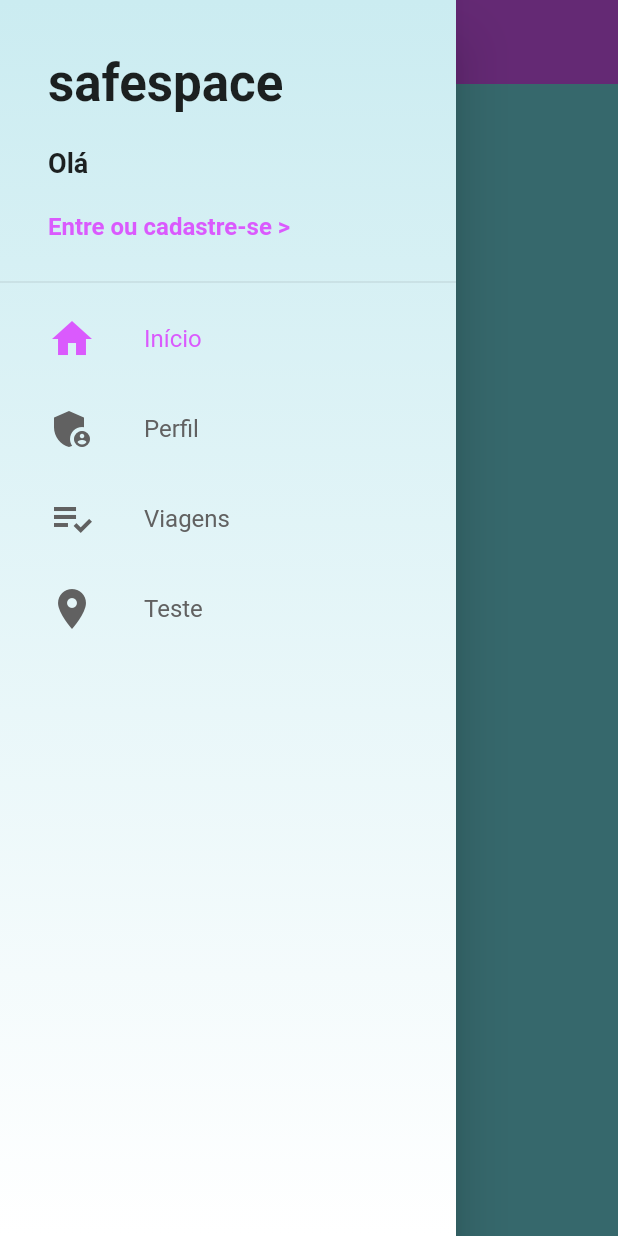
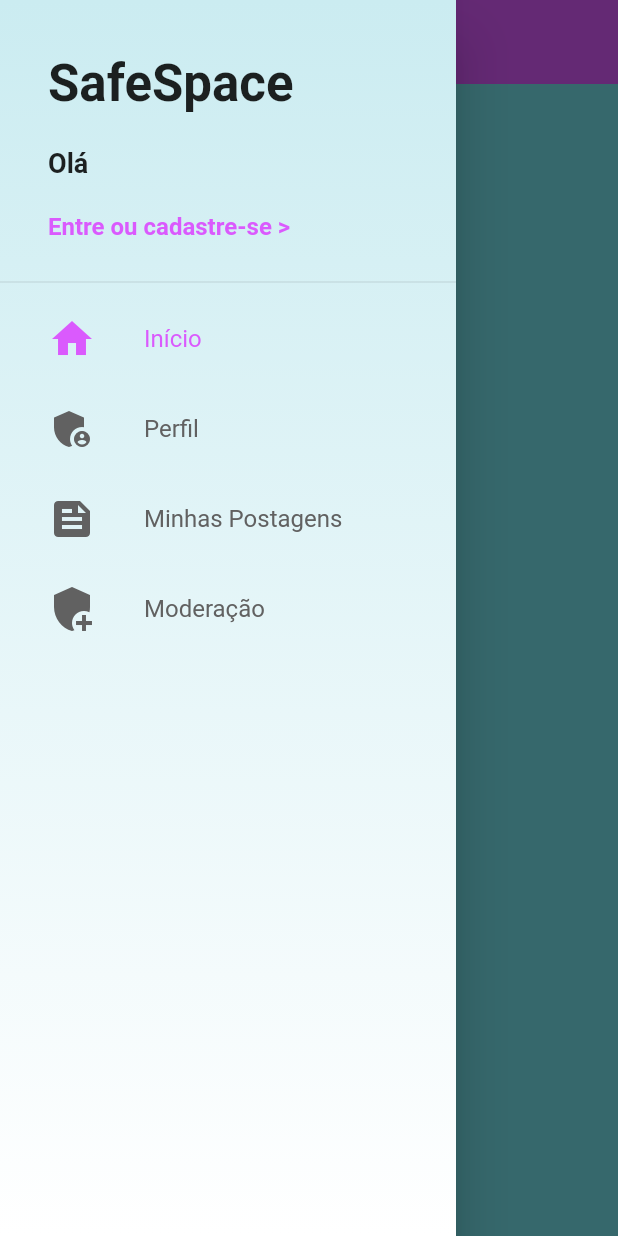
Before and after one commit to katiasilva13/safespace, a Flutter app: the screen it shows after launch, with the side drawer open, on a phone screen of 412 x 824 dp. Run offline on Flutter 3.47's test engine with Material 2 defaults, Android fonts, the phone set to English and light mode, and no system bars; our stand-ins replace cloud_firestore, firebase_auth; accounts and stored records are empty.

Commit message:
Alterações nos títulos das páginas

```diff
--- a/lib/common/custom_drawer/custom_drawer.dart
+++ b/lib/common/custom_drawer/custom_drawer.dart
@@ -34,13 +34,13 @@ class CustomDrawer extends StatelessWidget {
                 page: 1,
               ),
               DrawerTile(
-                iconData: Icons.playlist_add_check,
-                title: 'Viagens',
+                iconData: Icons.feed,
+                title: 'Minhas Postagens',
                 page: 2,
               ),
               DrawerTile(
-                iconData: Icons.location_on,
-                title: 'Teste',
+                iconData: Icons.add_moderator,
+                title: 'Moderação',
                 page: 3,
               ),
             ],
--- a/lib/common/custom_drawer/custom_drawer_header.dart
+++ b/lib/common/custom_drawer/custom_drawer_header.dart
@@ -15,7 +15,7 @@ class CustomDrawerHeader extends StatelessWidget {
             mainAxisAlignment: MainAxisAlignment.spaceAround,
             children: <Widget>[
               Text(
-                'safespace',
+                'SafeSpace',
                 style: TextStyle(
                   fontSize: 34,
                   fontWeight: FontWeight.bold,
@@ -34,6 +34,7 @@ class CustomDrawerHeader extends StatelessWidget {
                 onTap: () {
                   if (userManager.isLoggedIn) {
                     userManager.signOut();
+                    Navigator.of(context).pushNamed('/login');
                   } else {
                     Navigator.of(context).pushNamed('/login');
                   }
--- a/lib/screens/base/base_screen.dart
+++ b/lib/screens/base/base_screen.dart
@@ -22,25 +22,25 @@ class BaseScreen extends StatelessWidget {
           Scaffold(
             drawer: CustomDrawer(),
             appBar: AppBar(
-              title: const Text('Home teste'),
+              title: const Text('Feed'),
             ),
           ),
           Scaffold(
             drawer: CustomDrawer(),
             appBar: AppBar(
-              title: const Text('Home2'),
+              title: const Text('Meu Perfil'),
             ),
           ),
           Scaffold(
             drawer: CustomDrawer(),
             appBar: AppBar(
-              title: const Text('Home3'),
+              title: const Text('Minhas Postagens'),
             ),
           ),
           Scaffold(
             drawer: CustomDrawer(),
             appBar: AppBar(
-              title: const Text('Home4'),
+              title: const Text('Moderação'),
             ),
           ),
         ],
--- a/lib/screens/login/login_screen.dart
+++ b/lib/screens/login/login_screen.dart
@@ -93,7 +93,9 @@ class LoginScreen extends StatelessWidget {
                                               ));
                                             },
                                             onSuccess: () {
-                                              Navigator.of(context).pop();
+                                              Navigator.of(context)
+                                                  .pushReplacementNamed(
+                                                  '/base');
                                             });
                                       }
                                     },
```
Also changed, not shown: 1 other file.
